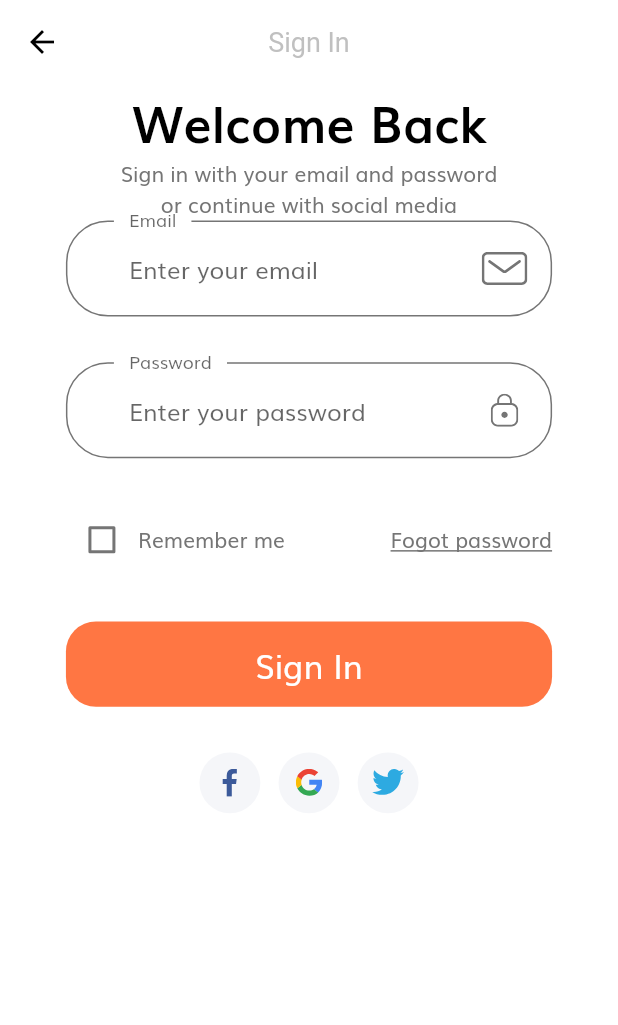
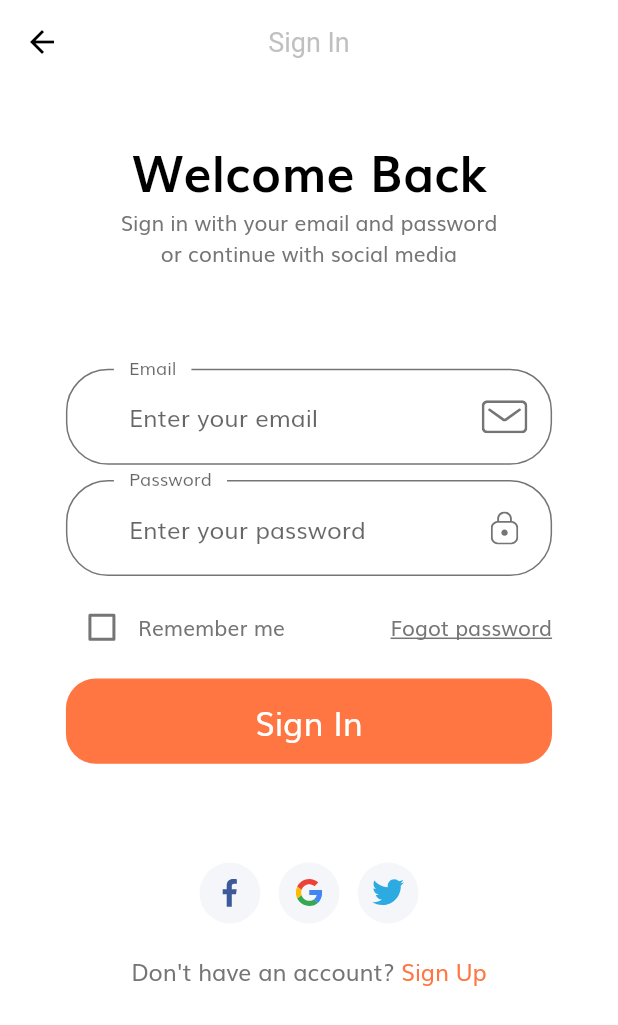
Before and after one commit to TNNam1408/Ecommerce_UI, a Flutter app: the screen it shows after launch, after a tap on "Continue", on a phone screen of 412 x 824 dp. Shown: the top 1025 px of the screen. Run offline on Flutter 3.47's test engine with Material 2 defaults, Android fonts, the phone set to English and light mode, and no system bars; our stand-ins replace flutter_svg.

Commit message:
second commit:

```diff
--- /dev/null
+++ b/lib/components/no_account_text.dart
@@ -0,0 +1,33 @@
+import 'package:ecommerce_ui/screen/forgot_password/forgot_password_screen.dart';
+import 'package:flutter/material.dart';
+
+import '../constants.dart';
+import '../size_config.dart';
+class NoAccountText extends StatelessWidget {
+  const NoAccountText({Key? key}) : super(key: key);
+
+  @override
+  Widget build(BuildContext context) {
+    return Row(
+      mainAxisAlignment: MainAxisAlignment.center,
+      children: [
+        Text(
+          "Don't have an account?",
+          style: TextStyle(
+            fontSize: getProPortionateScreenWight(7),
+          ),
+        ),
+        GestureDetector(
+          onTap: () {},
+          child: Text(
+            " Sign Up",
+            style: TextStyle(
+              fontSize: getProPortionateScreenWight(7),
+              color: kPrimaryColor,
+            ),
+          ),
+        ),
+      ],
+    );
+  }
+}
--- a/lib/routs.dart
+++ b/lib/routs.dart
@@ -1,3 +1,5 @@
+import 'package:ecommerce_ui/screen/forgot_password/forgot_password_screen.dart';
+import 'package:ecommerce_ui/screen/login_success/login_success_screen.dart';
 import 'package:ecommerce_ui/screen/sign_in/sign_in_screen.dart';
 import 'package:ecommerce_ui/screen/splash/splash_screen.dart';
 import 'package:flutter/material.dart';
@@ -7,4 +9,6 @@ import 'package:flutter/material.dart';
 final Map<String,WidgetBuilder> routers = {
   SplashScreen.routeName: (context) => const SplashScreen(),
   SignInScreen.routeName: (context) => const SignInScreen(),
+  ForgotPasswordScreen.routeName: (context) => const ForgotPasswordScreen(),
+  LoginSuccessScreen.routeName: (context)=> const LoginSuccessScreen(),
 };
--- a/lib/screen/sign_in/conponents/body.dart
+++ b/lib/screen/sign_in/conponents/body.dart
@@ -1,8 +1,10 @@
 import 'package:ecommerce_ui/components/custom_surfix_icon.dart';
 import 'package:ecommerce_ui/components/default_button.dart';
 import 'package:ecommerce_ui/components/form_error.dart';
+import 'package:ecommerce_ui/components/no_account_text.dart';
 import 'package:ecommerce_ui/components/socal_card.dart';
 import 'package:ecommerce_ui/constants.dart';
+import 'package:ecommerce_ui/screen/forgot_password/forgot_password_screen.dart';
 import 'package:ecommerce_ui/screen/sign_in/conponents/sign_form.dart';
 import 'package:ecommerce_ui/size_config.dart';
 import 'package:flutter/material.dart';
@@ -19,8 +21,12 @@ class Body extends StatelessWidget {
         child: Padding(
           padding:
               EdgeInsets.symmetric(horizontal: getProPortionateScreenWight(20)),
+          child: SingleChildScrollView(
             child: Column(
               children: [
+                SizedBox(
+                  height: SizeConfig.screenHeight! * 0.04,
+                ),
                 Text(
                   "Welcome Back",
                   style: TextStyle(
@@ -33,19 +39,29 @@ class Body extends StatelessWidget {
                   "Sign in with your email and password\nor continue with social media",
                   textAlign: TextAlign.center,
                 ),
+                SizedBox(
+                  height: SizeConfig.screenHeight! * 0.08,
+                ),
                 const SignForm(),
                 SizedBox(
-                height: getProPortionateScreenHeight(30),
+                  height: SizeConfig.screenHeight! * 0.08,
                 ),
                 Row(
                   mainAxisAlignment: MainAxisAlignment.center,
                   children: [
-                  SocalCard(icon: "assets/icons/facebook-2.svg", press: (){}),
-                  SocalCard(icon: "assets/icons/google-icon.svg", press: (){}),
-                  SocalCard(icon: "assets/icons/twitter.svg", press: (){}),
+                    SocalCard(
+                        icon: "assets/icons/facebook-2.svg", press: () {}),
+                    SocalCard(
+                        icon: "assets/icons/google-icon.svg", press: () {}),
+                    SocalCard(icon: "assets/icons/twitter.svg", press: () {}),
                   ],
                 ),
+                SizedBox(
+                  height: getProPortionateScreenHeight(20),
+                ),
+                const NoAccountText(),
               ],
+            ),
           ),
         ),
       ),
--- a/lib/screen/sign_in/conponents/sign_form.dart
+++ b/lib/screen/sign_in/conponents/sign_form.dart
@@ -1,6 +1,8 @@
 import 'package:ecommerce_ui/components/custom_surfix_icon.dart';
 import 'package:ecommerce_ui/components/default_button.dart';
 import 'package:ecommerce_ui/components/form_error.dart';
+import 'package:ecommerce_ui/screen/forgot_password/forgot_password_screen.dart';
+import 'package:ecommerce_ui/screen/login_success/login_success_screen.dart';
 import 'package:flutter/material.dart';
 
 import '../../../constants.dart';
@@ -27,11 +29,11 @@ class _SignFormState extends State<SignForm> {
         children: [
           buildEmailFormField(),
           SizedBox(
-            height: getProPortionateScreenHeight(30),
+            height: getProPortionateScreenHeight(10),
           ),
           buildPasswordFormField(),
           SizedBox(
-            height: getProPortionateScreenHeight(30),
+            height: getProPortionateScreenHeight(10),
           ),
 
           Row(
@@ -47,9 +49,15 @@ class _SignFormState extends State<SignForm> {
               ),
               const Text("Remember me"),
                const Spacer(),
-              const Text(
-                "Fogot password",
-                style: TextStyle(decoration: TextDecoration.underline),
+              GestureDetector(
+                onTap: ()=> Navigator.pushNamed(
+                  context,
+                  ForgotPasswordScreen.routeName,
+                ),
+                child: const Text(
+                  "Fogot password",
+                  style: TextStyle(decoration: TextDecoration.underline),
+                ),
               ),
             ],
           ),
@@ -57,13 +65,14 @@ class _SignFormState extends State<SignForm> {
             errors: errors,
           ),
           SizedBox(
-            height: getProPortionateScreenHeight(30),
+            height: getProPortionateScreenHeight(10),
           ),
           DefaultButton(
             text: "Sign In",
             press: () {
               if (_formKey.currentState!.validate()) {
                 _formKey.currentState!.save();
+                Navigator.pushNamed(context, LoginSuccessScreen.routeName);
               }
             },
           ),
@@ -87,17 +96,18 @@ class _SignFormState extends State<SignForm> {
             errors.remove(kInvalidEmailError);
           });
         }
+        return;
       },
       validator: (value) {
         if (value!.isEmpty && !errors.contains(kEmailNullError)) {
           setState(() {
             errors.add(kEmailNullError);
-          });
+          });return "";
         } else if (!emailValidatorRegExp.hasMatch(value) &&
             !errors.contains(kInvalidEmailError)) {
           setState(() {
             errors.add(kInvalidEmailError);
-          });
+          });return "";
         }
         return null;
       },
@@ -126,17 +136,19 @@ class _SignFormState extends State<SignForm> {
           setState(() {
             errors.remove(kShortPassError);
           });
-        }
+        }return;
       },
       validator: (value) {
         if (value!.isEmpty && !errors.contains(kPassNullError)) {
           setState(() {
             errors.add(kPassNullError);
           });
+          return "";
         } else if (value.length < 8 && !errors.contains(kShortPassError)) {
           setState(() {
             errors.add(kShortPassError);
           });
+          return "";
         }
         return null;
       },
```
Also changed, not shown: lib/screen/forgot_password/conponents/body.dart (added, +128 -0 lines), lib/screen/forgot_password/forgot_password_screen.dart (added, +16 -0 lines), lib/screen/login_success/conponents/body.dart (added, +38 -0 lines), lib/screen/login_success/login_success_screen.dart (added, +18 -0 lines). Lines whose indentation alone changed are shown as unchanged.
